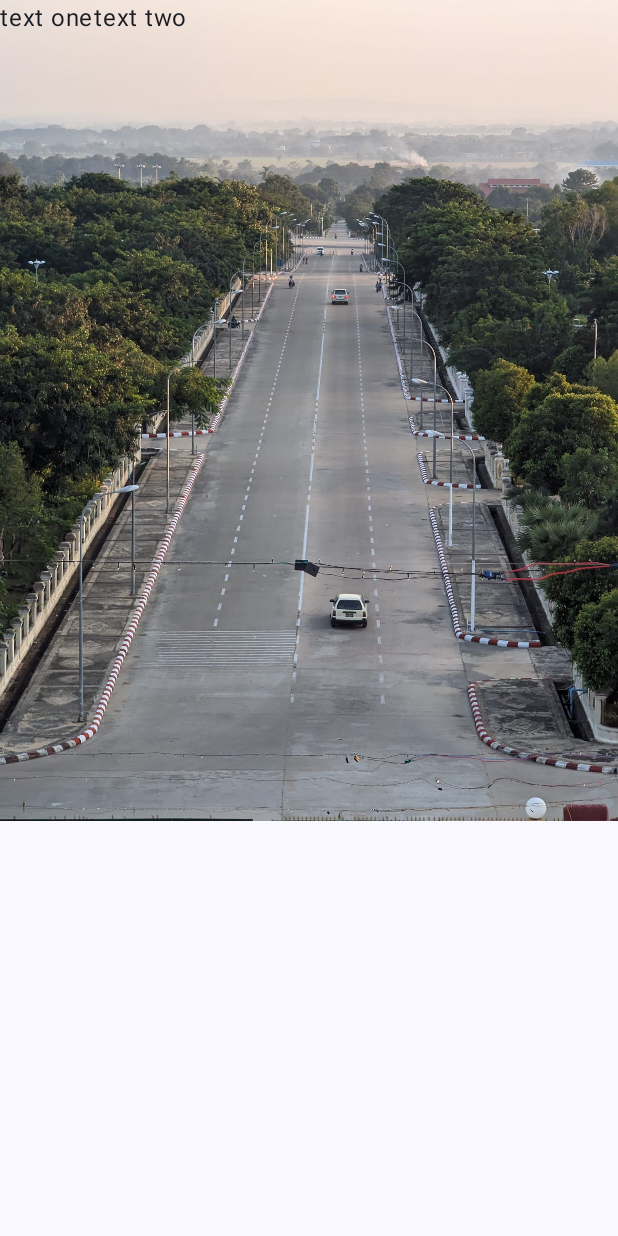
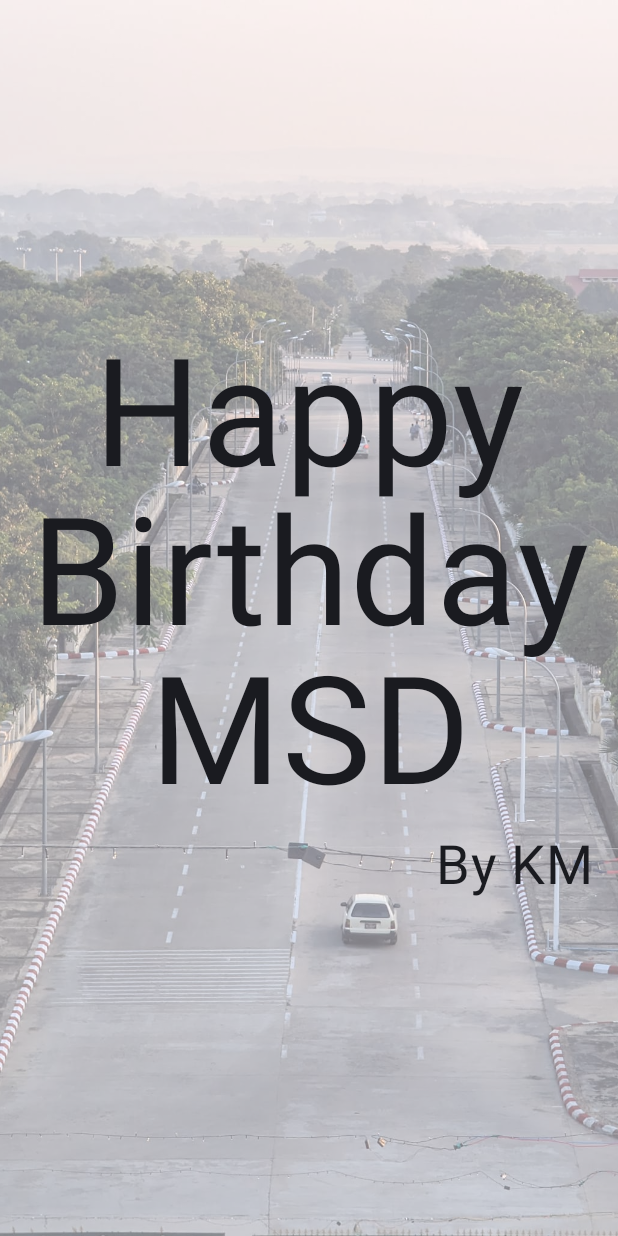
Before and after one commit to aungkoman/learn-androd-kotlin, an Android app built with Jetpack Compose: the screen it shows after launch (MainActivity), on a phone screen of 412 x 824 dp. Run offline under Robolectric (Android 15) with nearby library versions, the phone set to English and light mode, and no system bars.

Commit message:
full width image

```diff
--- a/app/src/main/java/com/example/myapplication/MainActivity.kt
+++ b/app/src/main/java/com/example/myapplication/MainActivity.kt
@@ -4,18 +4,25 @@ import android.os.Bundle
 import androidx.activity.ComponentActivity
 import androidx.activity.compose.setContent
 import androidx.compose.foundation.Image
+import androidx.compose.foundation.layout.Arrangement
 import androidx.compose.foundation.layout.Box
 import androidx.compose.foundation.layout.Column
 import androidx.compose.foundation.layout.Row
 import androidx.compose.foundation.layout.fillMaxSize
+import androidx.compose.foundation.layout.padding
 import androidx.compose.material3.MaterialTheme
 import androidx.compose.material3.Surface
 import androidx.compose.material3.Text
 import androidx.compose.runtime.Composable
+import androidx.compose.ui.Alignment
 import androidx.compose.ui.Modifier
+import androidx.compose.ui.draw.alpha
+import androidx.compose.ui.layout.ContentScale
 import androidx.compose.ui.res.painterResource
+import androidx.compose.ui.text.style.TextAlign
 import androidx.compose.ui.tooling.preview.Preview
 import androidx.compose.ui.unit.dp
+import androidx.compose.ui.unit.sp
 import com.example.myapplication.ui.theme.MyApplicationTheme
 
 class MainActivity : ComponentActivity() {
@@ -42,10 +49,22 @@ fun Greeting(name: String, modifier: Modifier = Modifier) {
 }
 
 @Composable
-fun BirthdayCard() {
-    Row {
-        Text("text one",)
-        Text("text two")
+fun BirthdayCard(from: String, to: String, modifier: Modifier=Modifier ) {
+    Column(
+        verticalArrangement = Arrangement.Center,
+        modifier = modifier
+    ) {
+        Text(
+            text = "Happy Birthday $to",
+            fontSize = 100.sp,
+            lineHeight = 106.sp,
+            textAlign = TextAlign.Center
+        )
+        Text(
+            text = "By $from",
+            fontSize = 36.sp,
+            modifier = Modifier.padding(8.dp).align(alignment = Alignment.End)
+        )
     }
 }
 
@@ -53,8 +72,22 @@ fun BirthdayCard() {
 fun GreetingImage() {
     val image = painterResource(id = R.drawable.background_image)
     Box {
-        Image(painter = image, contentDescription = null)
-        BirthdayCard()
+        Image(
+            painter = image,
+            contentDescription = null,
+            contentScale = ContentScale.Crop,
+            // Ensure the image takes the entire screen
+            modifier = Modifier
+                .fillMaxSize()
+                .alpha(0.5F)
+        )
+        BirthdayCard(
+            from = "KM",
+            to = "MSD",
+            modifier = Modifier
+                .fillMaxSize()
+                .padding(8.dp)
+        )
     }
 }
 
```
Also changed, not shown: 1 other file.
